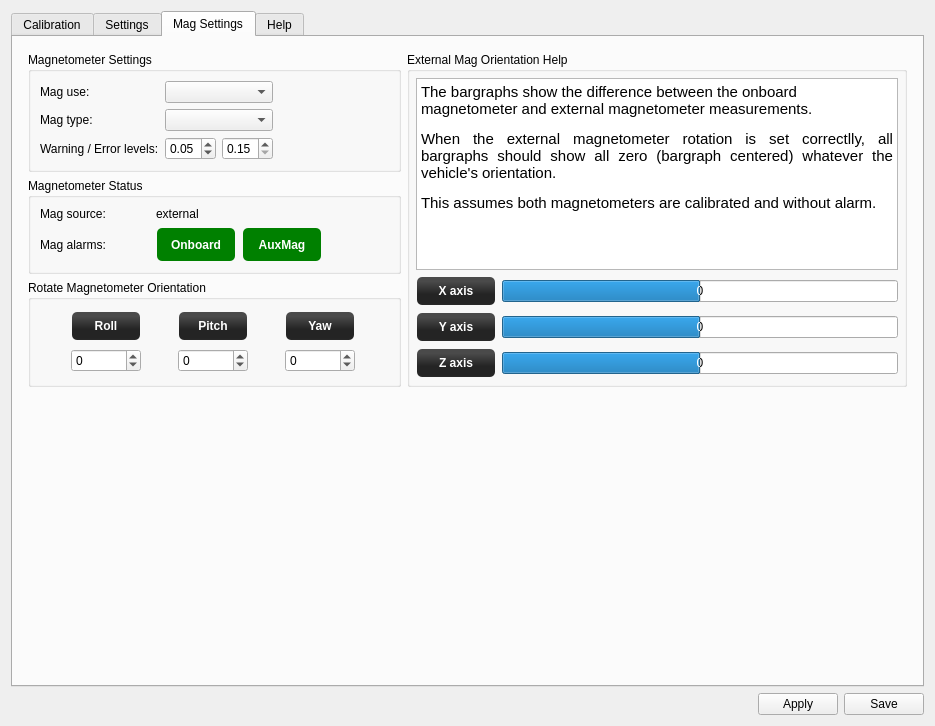
First picture: the form in ground/gcs/src/plugins/config/revosensors.ui, repository librepilot/LibrePilot, before the edit.
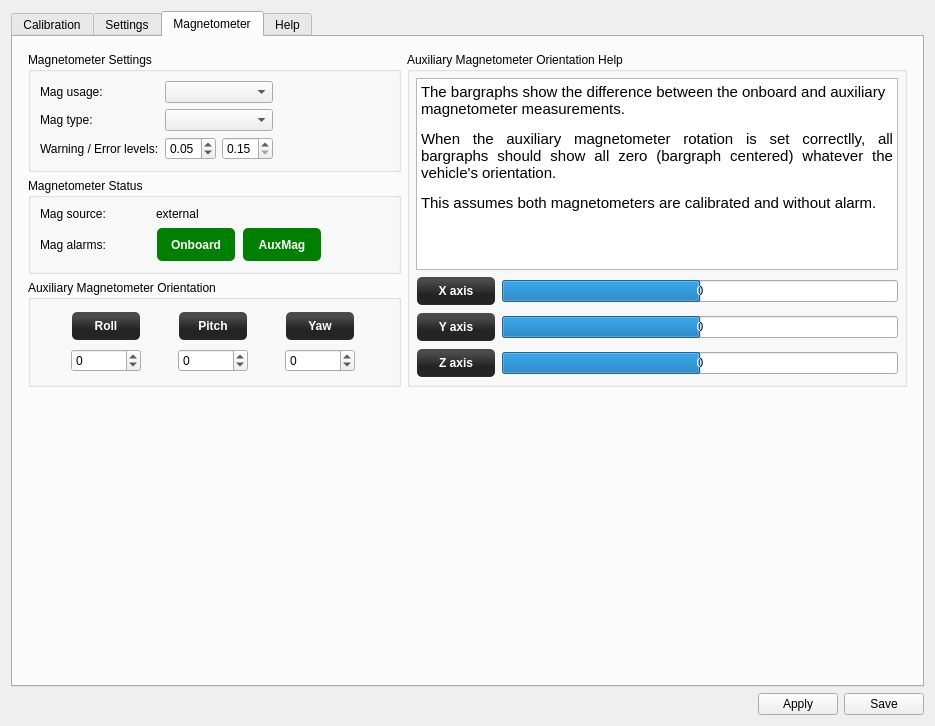
Second picture: the form after the edit. The open tabs and pages were chosen to show the change. Icons and pictures are not drawn.

Commit message: LP-240 Change names to Auxiliary - Disable auxMag alarm if not available.

The edit to the form file:
```diff
--- a/ground/gcs/src/plugins/config/revosensors.ui
+++ b/ground/gcs/src/plugins/config/revosensors.ui
@@ -955,7 +955,7 @@
        <bool>true</bool>
       </property>
       <attribute name="title">
-       <string>Mag Settings</string>
+       <string>Magnetometer</string>
       </attribute>
       <layout class="QVBoxLayout" name="verticalLayout_5">
        <item>
@@ -975,7 +975,7 @@
          <item row="0" column="1">
           <widget class="QGroupBox" name="gridGroupBox">
            <property name="sizePolicy">
-            <sizepolicy hsizetype="MinimumExpanding" vsizetype="MinimumExpanding">
+            <sizepolicy hsizetype="Expanding" vsizetype="MinimumExpanding">
              <horstretch>0</horstretch>
              <verstretch>0</verstretch>
             </sizepolicy>
@@ -987,7 +987,7 @@
             </size>
            </property>
            <property name="title">
-            <string>External Mag Orientation Help</string>
+            <string>Auxiliary Magnetometer Orientation Help</string>
            </property>
            <layout class="QGridLayout" name="gridLayout_10">
             <property name="leftMargin">
@@ -1117,8 +1117,8 @@
 &lt;html&gt;&lt;head&gt;&lt;meta name=&quot;qrichtext&quot; content=&quot;1&quot; /&gt;&lt;style type=&quot;text/css&quot;&gt;
 p, li { white-space: pre-wrap; }
 &lt;/style&gt;&lt;/head&gt;&lt;body style=&quot; font-family:'Cantarell'; font-size:11pt; font-weight:400; font-style:normal;&quot;&gt;
-&lt;p style=&quot; margin-top:0px; margin-bottom:0px; margin-left:0px; margin-right:0px; -qt-block-indent:0; text-indent:0px;&quot;&gt;The bargraphs show the difference between the onboard magnetometer and external magnetometer measurements. &lt;/p&gt;
-&lt;p align=&quot;justify&quot; style=&quot; margin-top:12px; margin-bottom:12px; margin-left:0px; margin-right:0px; -qt-block-indent:0; text-indent:0px;&quot;&gt;When the external magnetometer rotation is set correctlly, all bargraphs should show all zero (bargraph centered) &lt;a name=&quot;result_box&quot;&gt;&lt;/a&gt;whatever the vehicle's orientation.&lt;/p&gt;
+&lt;p style=&quot; margin-top:0px; margin-bottom:0px; margin-left:0px; margin-right:0px; -qt-block-indent:0; text-indent:0px;&quot;&gt;The bargraphs show the difference between the onboard and auxiliary magnetometer measurements. &lt;/p&gt;
+&lt;p align=&quot;justify&quot; style=&quot; margin-top:12px; margin-bottom:12px; margin-left:0px; margin-right:0px; -qt-block-indent:0; text-indent:0px;&quot;&gt;When the auxiliary magnetometer rotation is set correctlly, all bargraphs should show all zero (bargraph centered) &lt;a name=&quot;result_box&quot;&gt;&lt;/a&gt;whatever the vehicle's orientation.&lt;/p&gt;
 &lt;p align=&quot;justify&quot; style=&quot; margin-top:12px; margin-bottom:12px; margin-left:0px; margin-right:0px; -qt-block-indent:0; text-indent:0px;&quot;&gt;This assumes both magnetometers are calibrated and without alarm.&lt;/p&gt;&lt;/body&gt;&lt;/html&gt;</string>
               </property>
               <property name="textInteractionFlags">
@@ -1228,7 +1228,7 @@
                  </size>
                 </property>
                 <property name="text">
-                 <string>Mag use:</string>
+                 <string>Mag usage:</string>
                 </property>
                </widget>
               </item>
@@ -1404,19 +1404,6 @@
                 </property>
                </widget>
               </item>
-              <item row="1" column="1">
-               <widget class="QLabel" name="magStatusSource">
-                <property name="sizePolicy">
-                 <sizepolicy hsizetype="MinimumExpanding" vsizetype="Preferred">
-                  <horstretch>0</horstretch>
-                  <verstretch>0</verstretch>
-                 </sizepolicy>
-                </property>
-                <property name="text">
-                 <string>external</string>
-                </property>
-               </widget>
-              </item>
               <item row="1" column="0">
                <widget class="QLabel" name="label">
                 <property name="minimumSize">
@@ -1465,6 +1452,19 @@
                 </property>
                </spacer>
               </item>
+              <item row="1" column="1" colspan="2">
+               <widget class="QLabel" name="magStatusSource">
+                <property name="sizePolicy">
+                 <sizepolicy hsizetype="MinimumExpanding" vsizetype="Preferred">
+                  <horstretch>0</horstretch>
+                  <verstretch>0</verstretch>
+                 </sizepolicy>
+                </property>
+                <property name="text">
+                 <string>external</string>
+                </property>
+               </widget>
+              </item>
              </layout>
             </widget>
            </item>
@@ -1477,7 +1477,7 @@
               </sizepolicy>
              </property>
              <property name="title">
-              <string>Rotate Magnetometer Orientation</string>
+              <string>Auxiliary Magnetometer Orientation</string>
              </property>
              <layout class="QGridLayout" name="gridLayout_12" columnstretch="0,0,0">
               <property name="sizeConstraint">
```
Left out of the diff: 6 changed lines with no effect on the pictures. The commit also changes 1 other file.
